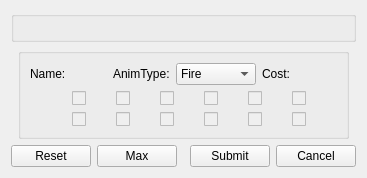
pionere/d1-graphics-tool, file source/skilldetailswidget.ui: the form before one commit.
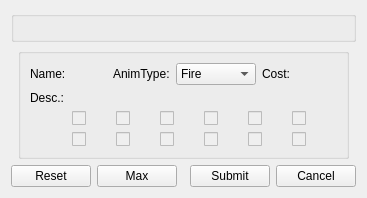
The form after the commit.

```diff
--- a/source/skilldetailswidget.ui
+++ b/source/skilldetailswidget.ui
@@ -80,7 +80,20 @@
          <item row="0" column="5">
           <widget class="QLabel" name="skillManaCost"/>
          </item>
+         <item row="1" column="0">
+          <widget class="QLabel">
+           <property name="minimumWidth">
+            <number>48</number>
+           </property>
+           <property name="text">
+            <string>Desc.:</string>
+           </property>
+          </widget>
+         </item>
          <item row="1" column="1" colspan="5">
+          <widget class="QLabel" name="skillDesc"/>
+         </item>
+         <item row="2" column="1" colspan="5">
           <layout class="QHBoxLayout">
            <item>
             <widget class="QCheckBox" name="misBaseAreaCheckBox">
@@ -151,7 +164,7 @@
            </item>
           </layout>
          </item>
-         <item row="2" column="1" colspan="5">
+         <item row="3" column="1" colspan="5">
           <layout class="QHBoxLayout">
            <item>
             <widget class="QCheckBox" name="misAreaCheckBox">
```
